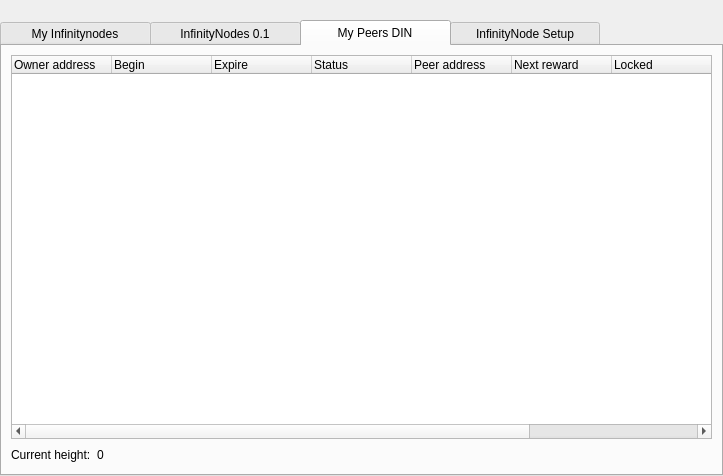
The window that src/qt/forms/masternodelist.ui (hardwarewise/SIN-core) describes before a commit, drawn with Qt 5.
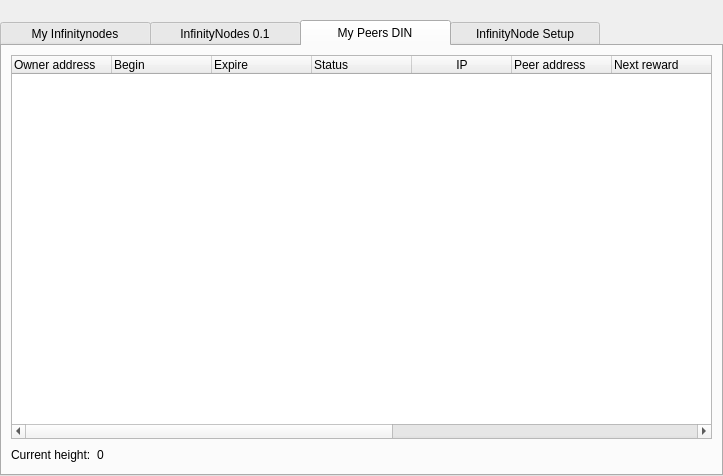
The same window after the commit. The open tabs and pages were chosen to show the change.

Commit message: add DIN node status check with API

What changed in the file:
```diff
--- a/src/qt/forms/masternodelist.ui
+++ b/src/qt/forms/masternodelist.ui
@@ -355,6 +355,11 @@
              <set>AlignLeading|AlignVCenter</set>
             </property>
            </column>
+           <column>
+            <property name="text">
+             <string>IP</string>
+            </property>
+           </column>
            <column>
             <property name="text">
              <string>Peer address</string>
@@ -387,6 +392,16 @@
              <set>AlignLeading|AlignVCenter</set>
             </property>
            </column>
+           <column>
+            <property name="text">
+             <string>Node blockcount</string>
+            </property>
+           </column>
+           <column>
+            <property name="text">
+             <string>Node status</string>
+            </property>
+           </column>
           </widget>
          </item>
          <item>
```
Left out of the diff: 12 changed lines with no effect on the pictures. The commit also changes 2 other files.
